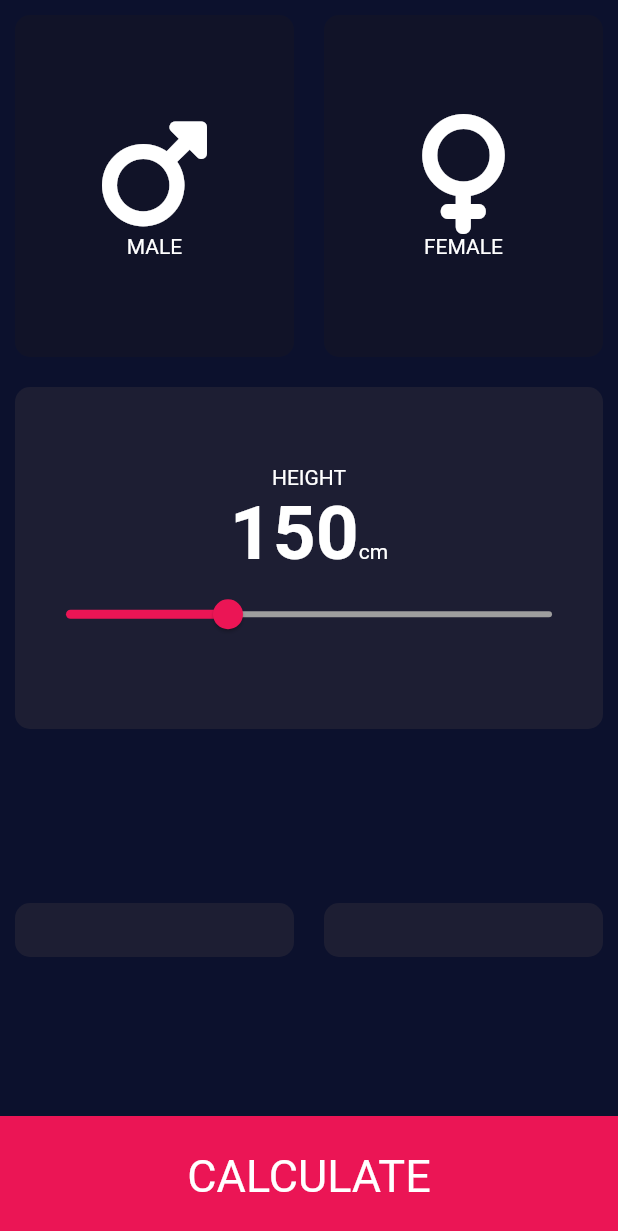
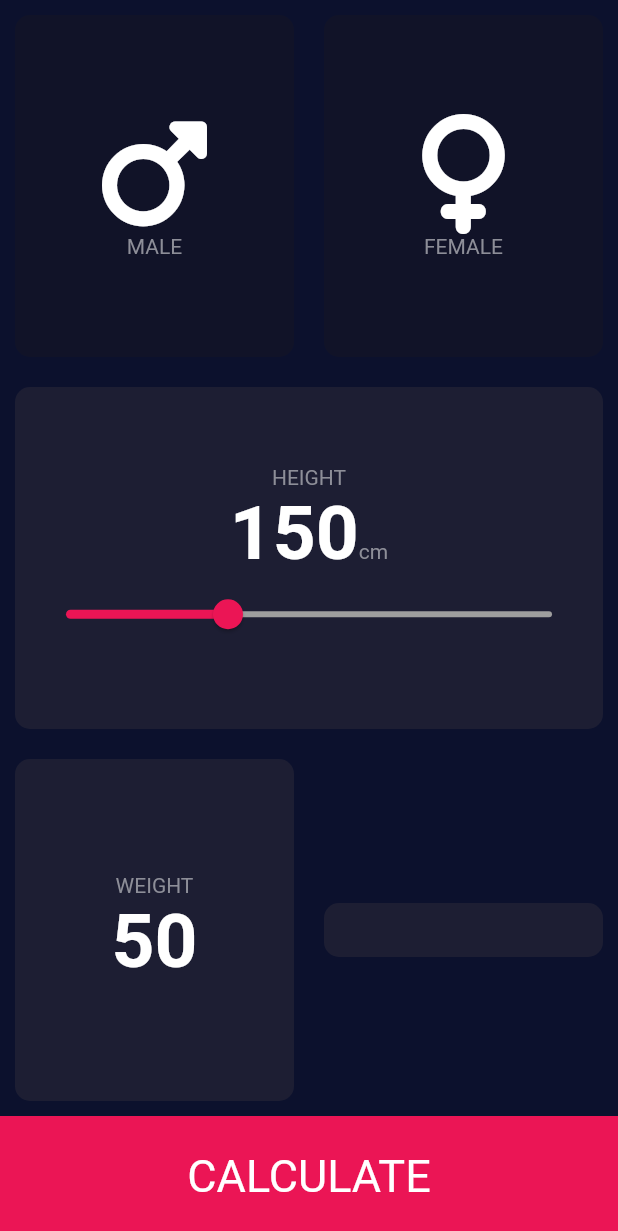
Before and after one commit to HooEP01/bmi, a Flutter app: the screen it shows after launch, on a phone screen of 412 x 824 dp. Shown: the top 1231 px of the screen. Run offline on Flutter 3.47's test engine with Material 2 defaults, Android fonts, the phone set to English and light mode, and no system bars; our stand-ins replace font_awesome_flutter.

Commit message:
Constant Design

```diff
--- /dev/null
+++ b/lib/constants.dart
@@ -0,0 +1,9 @@
+import 'package:flutter/material.dart';
+
+const Color kInactiveColor = Color(0xFF111328);
+const Color kActiveCardColor = Color(0xFF1D1E33);
+const Color kTextColor = Color(0xFF8D8E98);
+const kNumberStyle = TextStyle(
+  fontSize: 50.0,
+  fontWeight: FontWeight.bold,
+);
--- a/lib/input_page.dart
+++ b/lib/input_page.dart
@@ -1,9 +1,7 @@
 import 'package:flutter/material.dart';
 import 'reusable_card.dart';
 import 'package:font_awesome_flutter/font_awesome_flutter.dart';
-
-const Color InactiveColor = Color(0xFF111328);
-const Color ActiveCardColor = Color(0xFF1D1E33);
+import 'constants.dart';
 
 // user-defined data type
 enum Gender {
@@ -44,12 +42,17 @@ class _InputPageState extends State<InputPage> {
                             FontAwesomeIcons.mars,
                             size: 80.0,
                           ),
-                          Text('MALE'),
+                          Text(
+                            'MALE',
+                            style: TextStyle(
+                              color: kTextColor,
+                            ),
+                          ),
                         ],
                       ),
                       cardColor: selectedGender == Gender.male
-                          ? ActiveCardColor
-                          : InactiveColor,
+                          ? kActiveCardColor
+                          : kInactiveColor,
                     ),
                     onTap: () {
                       setState(() {
@@ -69,12 +72,15 @@ class _InputPageState extends State<InputPage> {
                             FontAwesomeIcons.venus,
                             size: 80.0,
                           ),
-                          Text('FEMALE'),
+                          Text(
+                            'FEMALE',
+                            style: TextStyle(color: kTextColor),
+                          ),
                         ],
                       ),
                       cardColor: selectedGender == Gender.female
-                          ? ActiveCardColor
-                          : InactiveColor,
+                          ? kActiveCardColor
+                          : kInactiveColor,
                     ),
                     onTap: () {
                       setState(() {
@@ -89,13 +95,13 @@ class _InputPageState extends State<InputPage> {
           ),
           Expanded(
             child: ReusableCard(
-              //TODO: 1. Add a Column, which has children (Text, Row (Text, Text), Slider)
-              //TODO: 2. To align according to baseline, set CrossAxisAlignment - baseline and TextBaseline - alphabetic
-              //TODO: 3. The value of the Slider will be changed based on the onChanged() method
               cardChild: Column(
                 mainAxisAlignment: MainAxisAlignment.center,
                 children: [
-                  Text('HEIGHT'),
+                  Text(
+                    'HEIGHT',
+                    style: TextStyle(color: kTextColor),
+                  ),
                   Row(
                     mainAxisAlignment: MainAxisAlignment.center,
                     crossAxisAlignment: CrossAxisAlignment.baseline,
@@ -103,12 +109,12 @@ class _InputPageState extends State<InputPage> {
                     children: [
                       Text(
                         height.toString(),
-                        style: TextStyle(
-                          fontSize: 50.0,
-                          fontWeight: FontWeight.bold,
-                        ),
+                        style: kNumberStyle,
                       ),
-                      Text('cm'),
+                      Text(
+                        'cm',
+                        style: TextStyle(color: kTextColor),
+                      ),
                     ],
                   ),
                   Slider(
@@ -125,7 +131,7 @@ class _InputPageState extends State<InputPage> {
                   ),
                 ],
               ),
-              cardColor: ActiveCardColor,
+              cardColor: kActiveCardColor,
             ),
           ),
           Expanded(
@@ -135,8 +141,21 @@ class _InputPageState extends State<InputPage> {
                   child: ReusableCard(
                     //TODO: 5. Add a Column, which has children (Text, Text, Row (RoundIconButton, RoundIconButton))
                     //TODO: 6. The RoundIconButton will received gesture that is going to change the value of the weight
-                    cardChild: Text(''),
-                    cardColor: ActiveCardColor,
+                    cardChild: Column(
+                      mainAxisAlignment: MainAxisAlignment.center,
+                      children: [
+                        Text(
+                          'WEIGHT',
+                          style: TextStyle(color: kTextColor),
+                        ),
+                        Text(
+                          weight.toString(),
+                          style: kNumberStyle,
+                        ),
+                        Row(),
+                      ],
+                    ),
+                    cardColor: kActiveCardColor,
                   ),
                 ),
                 Expanded(
@@ -144,7 +163,7 @@ class _InputPageState extends State<InputPage> {
                     //TODO: 7. Add a Column, which has children (Text, Text, Row (RoundIconButton, RoundIconButton))
                     //TODO: 8. The RoundIconButton will received gesture that is going to change the value of the age
                     cardChild: Text(''),
-                    cardColor: ActiveCardColor,
+                    cardColor: kActiveCardColor,
                   ),
                 ),
               ],
```
